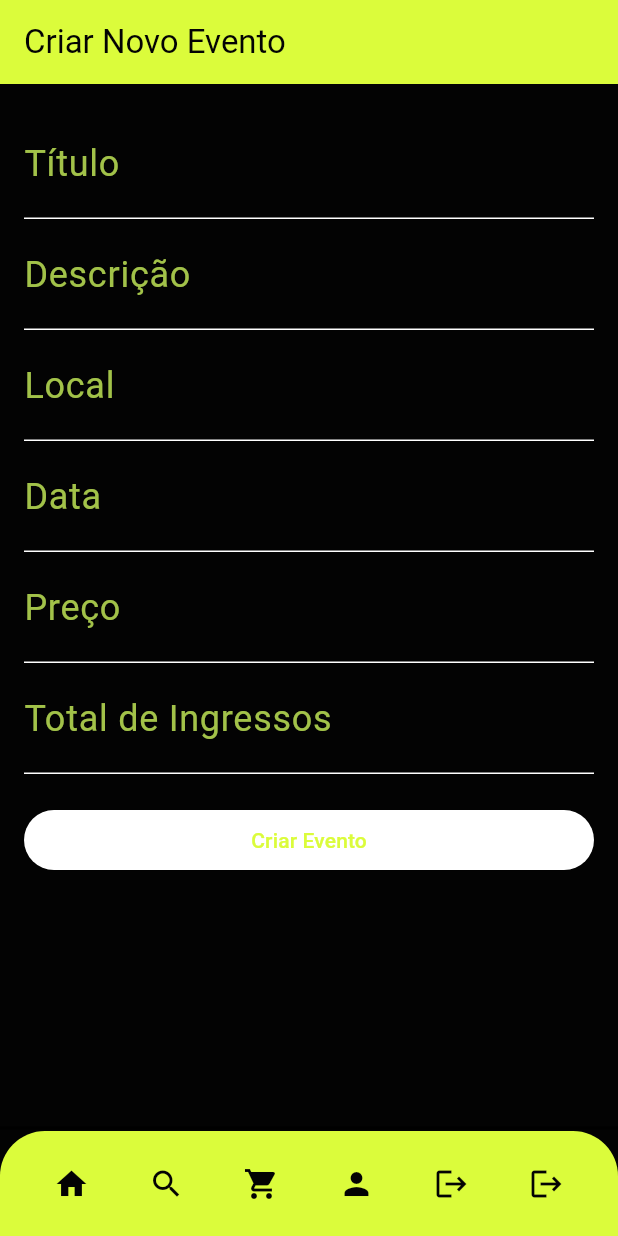
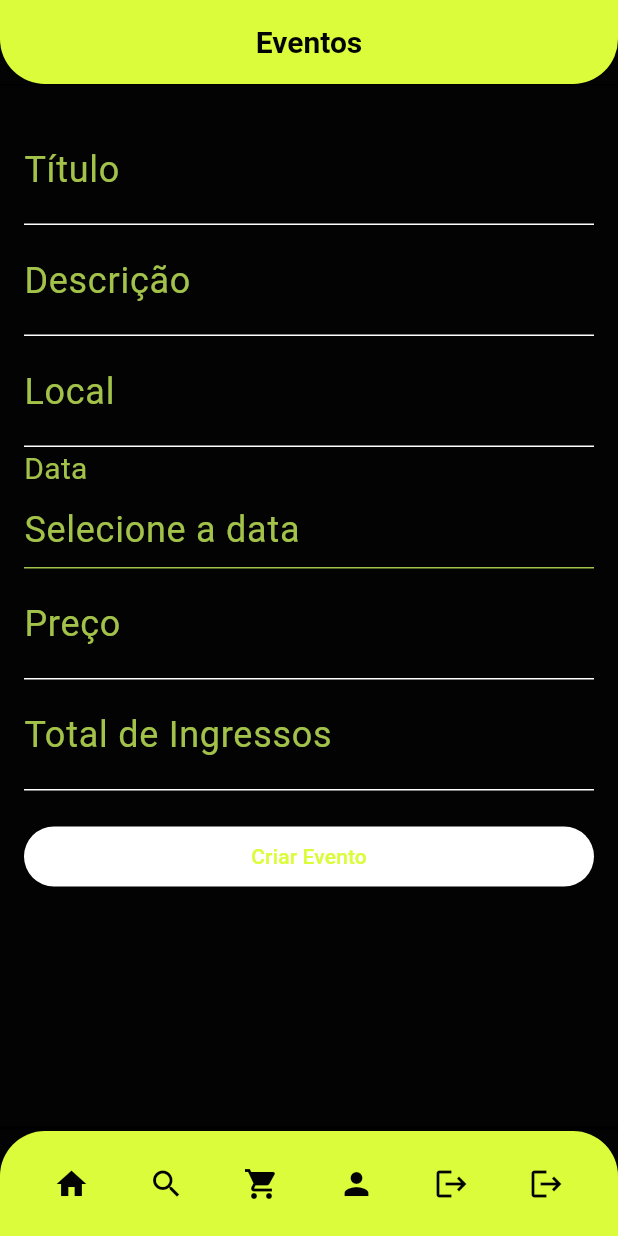
Before and after one commit to tiagojordao/Tickets4Devs, a Flutter app: the CreateEventPage screen opened by its route, on a phone screen of 412 x 824 dp. Run offline on Flutter 3.47's test engine with Material 3 defaults, Android fonts, the phone set to English and light mode, and no system bars; our stand-ins replace go_router.

Commit message:
Titulo fix

```diff
--- a/lib/screens/CreateEventPage.dart
+++ b/lib/screens/CreateEventPage.dart
@@ -68,8 +68,38 @@ class _CreateEventPageState extends State<CreateEventPage> {
   @override
   Widget build(BuildContext context) {
     return Scaffold(
-      appBar: AppBar(
-        title: Text('Criar Novo Evento'),
+      appBar: PreferredSize(
+        preferredSize: const Size.fromHeight(60.0),
+        child: Column(
+          children: [
+            Container(
+              decoration: BoxDecoration(
+                color: Theme.of(context).primaryColor,
+                borderRadius: const BorderRadius.vertical(
+                  bottom: Radius.circular(30.0),
+                ),
+              ),
+              child: AppBar(
+                title: const Center(
+                  child: Text(
+                    'Eventos',
+                    style: TextStyle(
+                      fontWeight: FontWeight.bold,
+                      fontSize: 20,
+                    ),
+                  ),
+                ),
+                backgroundColor: Colors.transparent,
+                elevation: 0,
+              ),
+            ),
+            const Divider(
+              height: 1,
+              thickness: 1,
+              color: Colors.black,
+            ),
+          ],
+        ),
       ),
       body: Padding(
         padding: const EdgeInsets.all(16.0),
@@ -132,21 +162,40 @@ class _CreateEventPageState extends State<CreateEventPage> {
               ),
 
               // Campo para selecionar a data do evento
+              // Campo para selecionar a data do evento
               GestureDetector(
                 onTap: () => _pickDate(context),
                 child: AbsorbPointer(
-                  child: TextFormField(
+                  child: Column(
+                    crossAxisAlignment: CrossAxisAlignment.start,
+                    children: [
+                      // Label da Data
+                      Text(
+                        'Data',
                         style: const TextStyle(
-                        color: Color.fromRGBO(162, 194, 73, 1)), // Cor do texto
+                            color: Color.fromRGBO(
+                                162, 194, 73, 1)), // Cor do label
+                      ),
+                      // Campo de entrada da data
+                      TextFormField(
+                        style: const TextStyle(
+                            color: Color.fromRGBO(
+                                162, 194, 73, 1)), // Cor do texto
                         decoration: InputDecoration(
-                      labelText: 'Data',
-                      labelStyle: const TextStyle(
-                          color:
-                              Color.fromRGBO(162, 194, 73, 1)), // Cor do label
                           hintText: _selectedDate ?? 'Selecione a data',
                           hintStyle: const TextStyle(
-                          color:
-                              Color.fromRGBO(162, 194, 73, 1)), // Cor do hint
+                              color: Color.fromRGBO(
+                                  162, 194, 73, 1)), // Cor do hint
+                          enabledBorder: UnderlineInputBorder(
+                            borderSide: BorderSide(
+                                color: Color.fromRGBO(162, 194, 73,
+                                    1)), // Cor da borda quando habilitado
+                          ),
+                          focusedBorder: UnderlineInputBorder(
+                            borderSide: BorderSide(
+                                color: Color.fromRGBO(162, 194, 73,
+                                    1)), // Cor da borda quando focado
+                          ),
                         ),
                         validator: (_) {
                           if (_selectedDate == null) {
@@ -154,6 +203,16 @@ class _CreateEventPageState extends State<CreateEventPage> {
                           }
                           return null;
                         },
+                      ),
+                      // Exibindo a data selecionada na cor desejada
+                      if (_selectedDate != null)
+                        Text(
+                          _selectedDate!,
+                          style: const TextStyle(
+                              color: Color.fromRGBO(
+                                  162, 194, 73, 1)), // Cor da data selecionada
+                        ),
+                    ],
                   ),
                 ),
               ),
```
Lines whose indentation alone changed are shown as unchanged.
